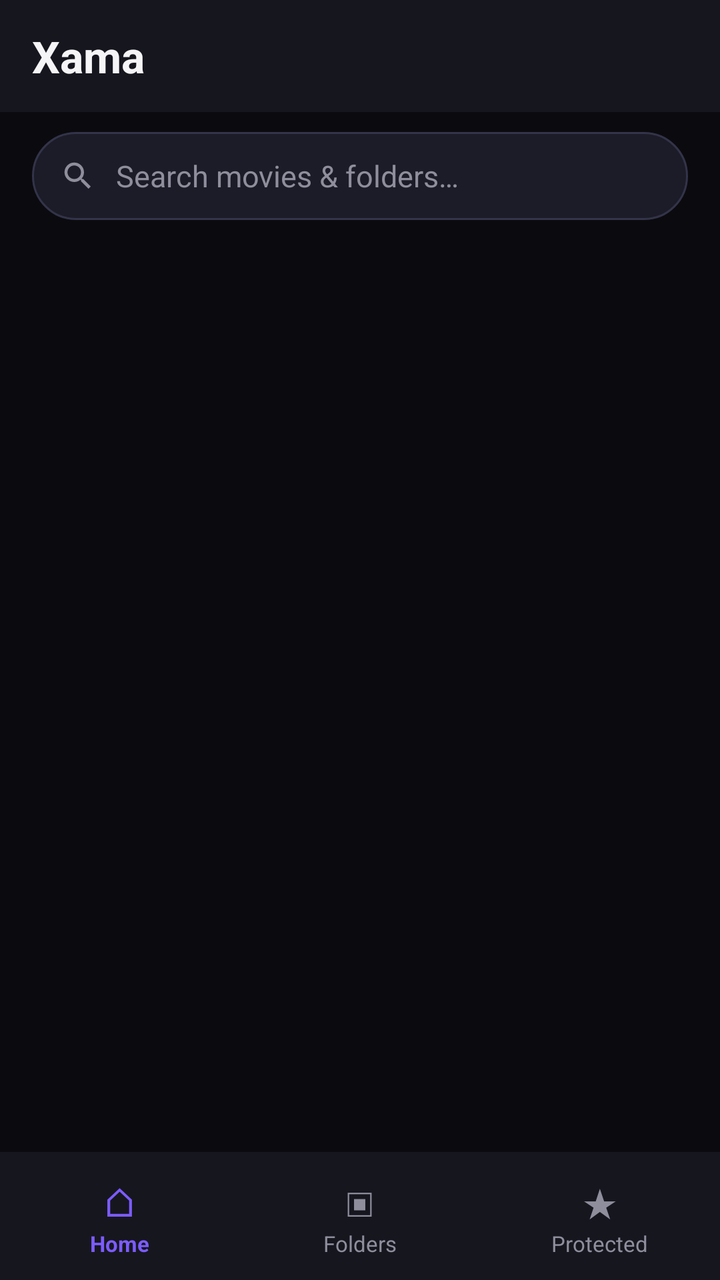
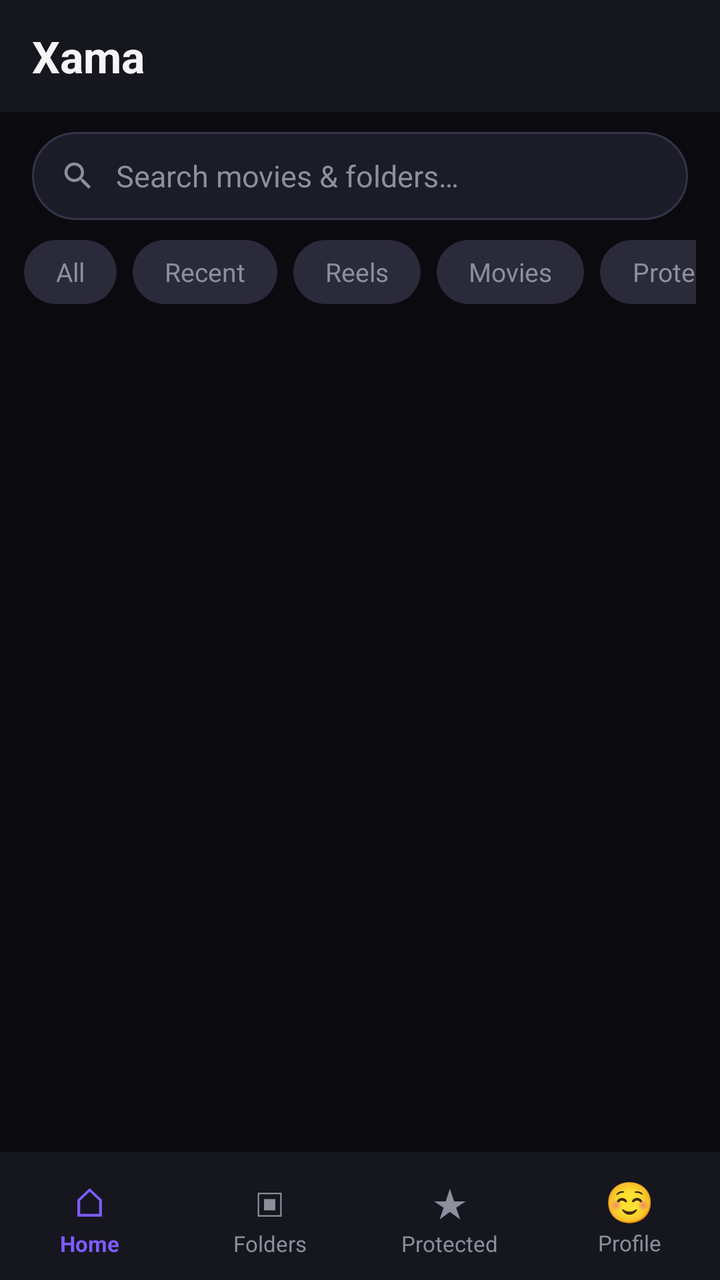

Compare the two renders of this Android layout. The source of the first and the diff that turns it into the second are given below.
<!-- AndroidManifest.xml: application theme Theme.Xama -->
<!-- res/layout/activity_main.xml -->
<?xml version="1.0" encoding="utf-8"?>
<LinearLayout xmlns:android="http://schemas.android.com/apk/res/android"
    xmlns:app="http://schemas.android.com/apk/res-auto"
    android:layout_width="match_parent"
    android:layout_height="match_parent"
    android:orientation="vertical"
    android:background="@color/bg_dark"
    android:fitsSystemWindows="true">

    
    <LinearLayout
        android:layout_width="match_parent"
        android:layout_height="56dp"
        android:orientation="horizontal"
        android:gravity="center_vertical"
        android:paddingStart="16dp"
        android:paddingEnd="16dp"
        android:background="@color/bg_panel">
        <TextView
            android:id="@+id/headerTitle"
            android:layout_width="0dp"
            android:layout_height="wrap_content"
            android:layout_weight="1"
            android:text="Xama"
            android:textColor="@color/text_primary"
            android:textSize="22sp"
            android:textStyle="bold"/>
        <TextView
            android:id="@+id/videoCountText"
            android:layout_width="wrap_content"
            android:layout_height="wrap_content"
            android:textColor="@color/text_muted"
            android:textSize="13sp"/>
    </LinearLayout>

    
    <LinearLayout
        android:layout_width="match_parent"
        android:layout_height="44dp"
        android:layout_marginStart="16dp"
        android:layout_marginEnd="16dp"
        android:layout_marginTop="10dp"
        android:layout_marginBottom="6dp"
        android:orientation="horizontal"
        android:gravity="center_vertical"
        android:background="@drawable/search_bg"
        android:paddingStart="14dp"
        android:paddingEnd="14dp">
        <ImageView
            android:layout_width="18dp"
            android:layout_height="18dp"
            android:src="@drawable/ic_search"
            android:contentDescription="Search"/>
        <EditText
            android:id="@+id/searchInput"
            android:layout_width="0dp"
            android:layout_height="match_parent"
            android:layout_weight="1"
            android:layout_marginStart="10dp"
            android:background="@null"
            android:hint="Search movies &amp; folders…"
            android:textColorHint="@color/text_muted"
            android:textColor="@color/text_primary"
            android:textSize="15sp"
            android:inputType="text"
            android:imeOptions="actionSearch"
            android:maxLines="1"/>
    </LinearLayout>

    
    <FrameLayout
        android:layout_width="match_parent"
        android:layout_height="0dp"
        android:layout_weight="1">

        <androidx.recyclerview.widget.RecyclerView
            android:id="@+id/contentList"
            android:layout_width="match_parent"
            android:layout_height="match_parent"
            android:clipToPadding="false"
            android:padding="12dp"/>

        
        <LinearLayout
            android:id="@+id/folderBackBar"
            android:layout_width="match_parent"
            android:layout_height="wrap_content"
            android:orientation="horizontal"
            android:gravity="center_vertical"
            android:padding="12dp"
            android:background="@color/bg_dark"
            android:visibility="gone">
            <TextView
                android:id="@+id/btnBackFolder"
                android:layout_width="wrap_content"
                android:layout_height="wrap_content"
                android:text="← Folders"
                android:textColor="@color/accent"
                android:textSize="15sp"
                android:textStyle="bold"
                android:padding="8dp"/>
            <TextView
                android:id="@+id/folderDetailTitle"
                android:layout_width="0dp"
                android:layout_height="wrap_content"
                android:layout_weight="1"
                android:textColor="@color/text_primary"
                android:textSize="16sp"
                android:textStyle="bold"
                android:maxLines="1"
                android:ellipsize="end"/>
        </LinearLayout>

        <LinearLayout
            android:id="@+id/emptyState"
            android:layout_width="match_parent"
            android:layout_height="match_parent"
            android:orientation="vertical"
            android:gravity="center"
            android:padding="32dp"
            android:visibility="gone">
            <TextView
                android:layout_width="72dp" android:layout_height="72dp"
                android:gravity="center" android:text="▶" android:textSize="32sp"
                android:textColor="@color/accent" android:background="@drawable/play_circle_bg"/>
            <TextView
                android:layout_width="wrap_content" android:layout_height="wrap_content"
                android:layout_marginTop="20dp" android:text="Nothing here yet"
                android:textColor="@color/text_primary" android:textSize="20sp" android:textStyle="bold"/>
            <TextView
                android:layout_width="match_parent" android:layout_height="wrap_content"
                android:layout_marginTop="12dp"
                android:text="Allow video access to browse folders on this phone.\nProtected titles appear after a shop USB transfer."
                android:textColor="@color/text_muted" android:textSize="14sp"
                android:gravity="center"/>
        </LinearLayout>
    </FrameLayout>

    
    <LinearLayout
        android:layout_width="match_parent"
        android:layout_height="64dp"
        android:orientation="horizontal"
        android:background="@color/bg_panel"
        android:elevation="8dp"
        android:paddingTop="6dp"
        android:paddingBottom="6dp">

        <LinearLayout android:id="@+id/navHome" android:layout_width="0dp" android:layout_height="match_parent"
            android:layout_weight="1" android:orientation="vertical" android:gravity="center">
            <TextView android:id="@+id/navHomeIcon" android:layout_width="wrap_content" android:layout_height="wrap_content"
                android:text="⌂" android:textSize="20sp" android:textColor="@color/accent"/>
            <TextView android:id="@+id/navHomeLabel" android:layout_width="wrap_content" android:layout_height="wrap_content"
                android:text="Home" android:textSize="11sp" android:textColor="@color/accent" android:textStyle="bold"/>
        </LinearLayout>

        <LinearLayout android:id="@+id/navFolders" android:layout_width="0dp" android:layout_height="match_parent"
            android:layout_weight="1" android:orientation="vertical" android:gravity="center">
            <TextView android:id="@+id/navFoldersIcon" android:layout_width="wrap_content" android:layout_height="wrap_content"
                android:text="▣" android:textSize="20sp" android:textColor="@color/text_muted"/>
            <TextView android:id="@+id/navFoldersLabel" android:layout_width="wrap_content" android:layout_height="wrap_content"
                android:text="Folders" android:textSize="11sp" android:textColor="@color/text_muted"/>
        </LinearLayout>

        <LinearLayout android:id="@+id/navProtected" android:layout_width="0dp" android:layout_height="match_parent"
            android:layout_weight="1" android:orientation="vertical" android:gravity="center">
            <TextView android:id="@+id/navProtectedIcon" android:layout_width="wrap_content" android:layout_height="wrap_content"
                android:text="★" android:textSize="20sp" android:textColor="@color/text_muted"/>
            <TextView android:id="@+id/navProtectedLabel" android:layout_width="wrap_content" android:layout_height="wrap_content"
                android:text="Protected" android:textSize="11sp" android:textColor="@color/text_muted"/>
        </LinearLayout>
    </LinearLayout>
</LinearLayout>
<!-- resources referenced by this layout -->
<resources>
  <color name="accent">#7C5CFF</color>
  <color name="bg_dark">#0B0B0F</color>
  <color name="bg_panel">#16161F</color>
  <color name="text_muted">#8E8E9C</color>
  <color name="text_primary">#F5F5F7</color>
  <!-- drawable ic_search (drawable) -->
  <?xml version="1.0" encoding="utf-8"?>
  <vector xmlns:android="http://schemas.android.com/apk/res/android"
      android:width="24dp" android:height="24dp" android:viewportWidth="24" android:viewportHeight="24">
      <path android:fillColor="#8E8E9C" android:pathData="M15.5,14h-0.79l-0.28,-0.27C15.41,12.59 16,11.11 16,9.5 16,5.91 13.09,3 9.5,3S3,5.91 3,9.5 5.91,16 9.5,16c1.61,0 3.09,-0.59 4.23,-1.57l0.27,0.28v0.79l5,4.99L20.49,19l-4.99,-5zM9.5,14C7.01,14 5,11.99 5,9.5S7.01,5 9.5,5 14,7.01 14,9.5 11.99,14 9.5,14z"/>
  </vector>
  <!-- drawable play_circle_bg (drawable) -->
  <?xml version="1.0" encoding="utf-8"?>
  <shape xmlns:android="http://schemas.android.com/apk/res/android"
      android:shape="oval">
      <solid android:color="#66000000"/>
      <stroke android:width="2dp" android:color="#88FFFFFF"/>
  </shape>
  <!-- drawable search_bg (drawable) -->
  <?xml version="1.0" encoding="utf-8"?>
  <shape xmlns:android="http://schemas.android.com/apk/res/android" android:shape="rectangle">
      <solid android:color="#1C1C28"/>
      <corners android:radius="24dp"/>
      <stroke android:width="1dp" android:color="#33334A"/>
  </shape>
  <style name="Theme.Xama" parent="Theme.MaterialComponents.DayNight.NoActionBar">
          <item name="colorPrimary">#7C5CFF</item>
          <item name="colorPrimaryDark">#12121A</item>
          <item name="colorAccent">#7C5CFF</item>
          <item name="android:windowBackground">#12121A</item>
          <item name="android:statusBarColor">#1C1C28</item>
          <item name="android:navigationBarColor">#12121A</item>
          <item name="android:windowLightStatusBar">false</item>
      </style>
</resources>

<!-- the commit's change to res/layout/activity_main.xml (unified diff, before → after) -->
@@ -1,6 +1,5 @@
 <?xml version="1.0" encoding="utf-8"?>
 <LinearLayout xmlns:android="http://schemas.android.com/apk/res/android"
-    xmlns:app="http://schemas.android.com/apk/res-auto"
     android:layout_width="match_parent"
     android:layout_height="match_parent"
     android:orientation="vertical"
@@ -35,12 +34,13 @@
 
     
     <LinearLayout
+        android:id="@+id/searchBar"
         android:layout_width="match_parent"
         android:layout_height="44dp"
         android:layout_marginStart="16dp"
         android:layout_marginEnd="16dp"
         android:layout_marginTop="10dp"
-        android:layout_marginBottom="6dp"
+        android:layout_marginBottom="4dp"
         android:orientation="horizontal"
         android:gravity="center_vertical"
         android:background="@drawable/search_bg"
@@ -68,11 +68,65 @@
     </LinearLayout>
 
     
+    <HorizontalScrollView
+        android:id="@+id/categoryScroll"
+        android:layout_width="match_parent"
+        android:layout_height="wrap_content"
+        android:scrollbars="none"
+        android:paddingStart="12dp"
+        android:paddingEnd="12dp"
+        android:paddingTop="6dp"
+        android:paddingBottom="4dp">
+        <LinearLayout
+            android:id="@+id/categoryRow"
+            android:layout_width="wrap_content"
+            android:layout_height="wrap_content"
+            android:orientation="horizontal">
+            <TextView android:id="@+id/catAll" style="@style/CategoryChip" android:text="All"/>
+            <TextView android:id="@+id/catRecent" style="@style/CategoryChip" android:text="Recent"/>
+            <TextView android:id="@+id/catReels" style="@style/CategoryChip" android:text="Reels"/>
+            <TextView android:id="@+id/catLong" style="@style/CategoryChip" android:text="Movies"/>
+            <TextView android:id="@+id/catProtected" style="@style/CategoryChip" android:text="Protected"/>
+        </LinearLayout>
+    </HorizontalScrollView>
+
     <FrameLayout
         android:layout_width="match_parent"
         android:layout_height="0dp"
         android:layout_weight="1">
 
+        
+        <androidx.core.widget.NestedScrollView
+            android:id="@+id/homeScroll"
+            android:layout_width="match_parent"
+            android:layout_height="match_parent"
+            android:fillViewport="true"
+            android:visibility="gone">
+            <LinearLayout
+                android:layout_width="match_parent"
+                android:layout_height="wrap_content"
+                android:orientation="vertical"
+                android:padding="12dp">
+                <include layout="@layout/item_hero"/>
+                <TextView
+                    android:id="@+id/sectionTitle"
+                    android:layout_width="match_parent"
+                    android:layout_height="wrap_content"
+                    android:text="Trending on device"
+                    android:textColor="@color/text_primary"
+                    android:textSize="17sp"
+                    android:textStyle="bold"
+                    android:layout_marginTop="4dp"
+                    android:layout_marginBottom="8dp"
+                    android:layout_marginStart="4dp"/>
+                <androidx.recyclerview.widget.RecyclerView
+                    android:id="@+id/homeGrid"
+                    android:layout_width="match_parent"
+                    android:layout_height="wrap_content"
+                    android:nestedScrollingEnabled="false"/>
+            </LinearLayout>
+        </androidx.core.widget.NestedScrollView>
+
         <androidx.recyclerview.widget.RecyclerView
             android:id="@+id/contentList"
             android:layout_width="match_parent"
@@ -80,7 +134,6 @@
             android:clipToPadding="false"
             android:padding="12dp"/>
 
-        
         <LinearLayout
             android:id="@+id/folderBackBar"
             android:layout_width="match_parent"
@@ -111,6 +164,101 @@
                 android:ellipsize="end"/>
         </LinearLayout>
 
+        
+        <ScrollView
+            android:id="@+id/profilePanel"
+            android:layout_width="match_parent"
+            android:layout_height="match_parent"
+            android:visibility="gone"
+            android:fillViewport="true">
+            <LinearLayout
+                android:layout_width="match_parent"
+                android:layout_height="wrap_content"
+                android:orientation="vertical"
+                android:padding="24dp"
+                android:gravity="center_horizontal">
+
+                <TextView
+                    android:layout_width="88dp"
+                    android:layout_height="88dp"
+                    android:gravity="center"
+                    android:text="X"
+                    android:textSize="36sp"
+                    android:textStyle="bold"
+                    android:textColor="#FFFFFF"
+                    android:background="@drawable/play_circle_bg"/>
+
+                <TextView
+                    android:layout_width="wrap_content"
+                    android:layout_height="wrap_content"
+                    android:layout_marginTop="16dp"
+                    android:text="Xama"
+                    android:textColor="@color/text_primary"
+                    android:textSize="24sp"
+                    android:textStyle="bold"/>
+
+                <TextView
+                    android:layout_width="wrap_content"
+                    android:layout_height="wrap_content"
+                    android:layout_marginTop="4dp"
+                    android:text="Offline player · Protected streaming"
+                    android:textColor="@color/text_muted"
+                    android:textSize="13sp"/>
+
+                <LinearLayout
+                    android:layout_width="match_parent"
+                    android:layout_height="wrap_content"
+                    android:orientation="horizontal"
+                    android:layout_marginTop="28dp">
+
+                    <LinearLayout android:layout_width="0dp" android:layout_height="wrap_content"
+                        android:layout_weight="1" android:orientation="vertical" android:gravity="center"
+                        android:background="@color/bg_elevated" android:padding="16dp"
+                        android:layout_marginEnd="6dp">
+                        <TextView android:id="@+id/statTotal" android:layout_width="wrap_content"
+                            android:layout_height="wrap_content" android:text="0"
+                            android:textColor="@color/accent" android:textSize="22sp" android:textStyle="bold"/>
+                        <TextView android:layout_width="wrap_content" android:layout_height="wrap_content"
+                            android:text="Videos" android:textColor="@color/text_muted" android:textSize="12sp"/>
+                    </LinearLayout>
+
+                    <LinearLayout android:layout_width="0dp" android:layout_height="wrap_content"
+                        android:layout_weight="1" android:orientation="vertical" android:gravity="center"
+                        android:background="@color/bg_elevated" android:padding="16dp"
+                        android:layout_marginStart="6dp" android:layout_marginEnd="6dp">
+                        <TextView android:id="@+id/statProtected" android:layout_width="wrap_content"
+                            android:layout_height="wrap_content" android:text="0"
+                            android:textColor="@color/accent" android:textSize="22sp" android:textStyle="bold"/>
+                        <TextView android:layout_width="wrap_content" android:layout_height="wrap_content"
+                            android:text="Protected" android:textColor="@color/text_muted" android:textSize="12sp"/>
+                    </LinearLayout>
+
+                    <LinearLayout android:layout_width="0dp" android:layout_height="wrap_content"
+                        android:layout_weight="1" android:orientation="vertical" android:gravity="center"
+                        android:background="@color/bg_elevated" android:padding="16dp"
+                        android:layout_marginStart="6dp">
+                        <TextView android:id="@+id/statFolders" android:layout_width="wrap_content"
+                            android:layout_height="wrap_content" android:text="0"
+                            android:textColor="@color/accent" android:textSize="22sp" android:textStyle="bold"/>
+                        <TextView android:layout_width="wrap_content" android:layout_height="wrap_content"
+                            android:text="Folders" android:textColor="@color/text_muted" android:textSize="12sp"/>
+                    </LinearLayout>
+                </LinearLayout>
+
+                <TextView
+                    android:id="@+id/profileHint"
+                    android:layout_width="match_parent"
+                    android:layout_height="wrap_content"
+                    android:layout_marginTop="24dp"
+                    android:padding="16dp"
+                    android:background="@color/bg_elevated"
+                    android:textColor="@color/text_muted"
+                    android:textSize="13sp"
+                    android:lineSpacingExtra="4dp"
+                    android:text="Protected videos are licensed to this device only. Screenshots are blocked while they play."/>
+            </LinearLayout>
+        </ScrollView>
+
         <LinearLayout
             android:id="@+id/emptyState"
             android:layout_width="match_parent"
@@ -169,5 +317,113 @@
             <TextView android:id="@+id/navProtectedLabel" android:layout_width="wrap_content" android:layout_height="wrap_content"
                 android:text="Protected" android:textSize="11sp" android:textColor="@color/text_muted"/>
         </LinearLayout>
+
+        <LinearLayout android:id="@+id/navProfile" android:layout_width="0dp" android:layout_height="match_parent"
+            android:layout_weight="1" android:orientation="vertical" android:gravity="center">
+            <TextView android:id="@+id/navProfileIcon" android:layout_width="wrap_content" android:layout_height="wrap_content"
+                android:text="☺" android:textSize="20sp" android:textColor="@color/text_muted"/>
+            <TextView android:id="@+id/navProfileLabel" android:layout_width="wrap_content" android:layout_height="wrap_content"
+                android:text="Profile" android:textSize="11sp" android:textColor="@color/text_muted"/>
+        </LinearLayout>
     </LinearLayout>
 </LinearLayout>
+<!-- res/layout/item_hero.xml (included above) -->
+<?xml version="1.0" encoding="utf-8"?>
+<androidx.cardview.widget.CardView xmlns:android="http://schemas.android.com/apk/res/android"
+    xmlns:app="http://schemas.android.com/apk/res-auto"
+    android:id="@+id/heroCard"
+    android:layout_width="match_parent"
+    android:layout_height="200dp"
+    android:layout_marginBottom="12dp"
+    app:cardBackgroundColor="@color/bg_elevated"
+    app:cardCornerRadius="18dp"
+    app:cardElevation="0dp">
+
+    <FrameLayout
+        android:layout_width="match_parent"
+        android:layout_height="match_parent">
+
+        <ImageView
+            android:id="@+id/heroImage"
+            android:layout_width="match_parent"
+            android:layout_height="match_parent"
+            android:scaleType="centerCrop"
+            android:background="@drawable/thumb_placeholder"
+            android:contentDescription="Featured"/>
+
+        <View
+            android:layout_width="match_parent"
+            android:layout_height="match_parent"
+            android:background="#66000000"/>
+
+        <LinearLayout
+            android:layout_width="match_parent"
+            android:layout_height="wrap_content"
+            android:layout_gravity="bottom"
+            android:orientation="vertical"
+            android:padding="16dp">
+
+            <TextView
+                android:layout_width="wrap_content"
+                android:layout_height="wrap_content"
+                android:text="FEATURED"
+                android:textColor="@color/accent"
+                android:textSize="11sp"
+                android:textStyle="bold"
+                android:letterSpacing="0.08"/>
+
+            <TextView
+                android:id="@+id/heroTitle"
+                android:layout_width="match_parent"
+                android:layout_height="wrap_content"
+                android:layout_marginTop="4dp"
+                android:textColor="#FFFFFF"
+                android:textSize="20sp"
+                android:textStyle="bold"
+                android:maxLines="2"
+                android:ellipsize="end"/>
+
+            <TextView
+                android:id="@+id/heroMeta"
+                android:layout_width="match_parent"
+                android:layout_height="wrap_content"
+                android:layout_marginTop="2dp"
+                android:textColor="#CCFFFFFF"
+                android:textSize="12sp"
+                android:maxLines="1"/>
+
+            <LinearLayout
+                android:layout_width="match_parent"
+                android:layout_height="wrap_content"
+                android:orientation="horizontal"
+                android:layout_marginTop="12dp">
+
+                <TextView
+                    android:id="@+id/heroPlay"
+                    android:layout_width="wrap_content"
+                    android:layout_height="36dp"
+                    android:gravity="center"
+                    android:paddingStart="20dp"
+                    android:paddingEnd="20dp"
+                    android:text="▶  Play"
+                    android:textColor="#FFFFFF"
+                    android:textSize="13sp"
+                    android:textStyle="bold"
+                    android:background="@drawable/hero_play_btn"/>
+
+                <TextView
+                    android:id="@+id/heroFolder"
+                    android:layout_width="wrap_content"
+                    android:layout_height="36dp"
+                    android:layout_marginStart="10dp"
+                    android:gravity="center"
+                    android:paddingStart="16dp"
+                    android:paddingEnd="16dp"
+                    android:text="Open folder"
+                    android:textColor="#FFFFFF"
+                    android:textSize="13sp"
+                    android:background="@drawable/hero_outline_btn"/>
+            </LinearLayout>
+        </LinearLayout>
+    </FrameLayout>
+</androidx.cardview.widget.CardView>
<!-- resource entries referenced after the edit -->
@@ -2,9 +2,23 @@
 <resources>
   <color name="accent">#7C5CFF</color>
   <color name="bg_dark">#0B0B0F</color>
+  <color name="bg_elevated">#1E1E2A</color>
   <color name="bg_panel">#16161F</color>
   <color name="text_muted">#8E8E9C</color>
   <color name="text_primary">#F5F5F7</color>
+  <!-- drawable hero_outline_btn (drawable) -->
+  <?xml version="1.0" encoding="utf-8"?>
+  <shape xmlns:android="http://schemas.android.com/apk/res/android" android:shape="rectangle">
+      <stroke android:width="1.5dp" android:color="#FFFFFF"/>
+      <solid android:color="#33000000"/>
+      <corners android:radius="24dp"/>
+  </shape>
+  <!-- drawable hero_play_btn (drawable) -->
+  <?xml version="1.0" encoding="utf-8"?>
+  <shape xmlns:android="http://schemas.android.com/apk/res/android" android:shape="rectangle">
+      <solid android:color="#7C5CFF"/>
+      <corners android:radius="24dp"/>
+  </shape>
   <!-- drawable ic_search (drawable) -->
   <?xml version="1.0" encoding="utf-8"?>
   <vector xmlns:android="http://schemas.android.com/apk/res/android"
@@ -25,6 +39,24 @@
       <corners android:radius="24dp"/>
       <stroke android:width="1dp" android:color="#33334A"/>
   </shape>
+  <!-- drawable thumb_placeholder (drawable) -->
+  <?xml version="1.0" encoding="utf-8"?>
+  <shape xmlns:android="http://schemas.android.com/apk/res/android"
+      android:shape="rectangle">
+      <solid android:color="#2A2A3A"/>
+      <corners android:radius="8dp"/>
+  </shape>
+  <style name="CategoryChip">
+          <item name="android:layout_width">wrap_content</item>
+          <item name="android:layout_height">32dp</item>
+          <item name="android:gravity">center</item>
+          <item name="android:paddingStart">16dp</item>
+          <item name="android:paddingEnd">16dp</item>
+          <item name="android:layout_marginEnd">8dp</item>
+          <item name="android:textSize">13sp</item>
+          <item name="android:textColor">@color/text_muted</item>
+          <item name="android:background">@drawable/chip_unselected</item>
+      </style>
   <style name="Theme.Xama" parent="Theme.MaterialComponents.DayNight.NoActionBar">
           <item name="colorPrimary">#7C5CFF</item>
           <item name="colorPrimaryDark">#12121A</item>
@@ -34,5 +66,11 @@
           <item name="android:navigationBarColor">#12121A</item>
           <item name="android:windowLightStatusBar">false</item>
       </style>
+  <!-- drawable chip_unselected (drawable) -->
+  <?xml version="1.0" encoding="utf-8"?>
+  <shape xmlns:android="http://schemas.android.com/apk/res/android" android:shape="rectangle">
+      <solid android:color="#2A2A3A"/>
+      <corners android:radius="20dp"/>
+  </shape>
 </resources>
 
